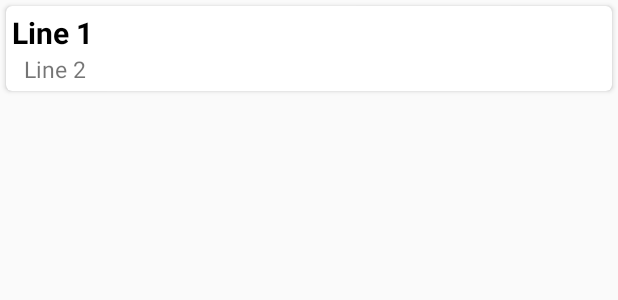
After one commit to jungeun960/ex, an Android app: the layout example_item.xml on its own in the app's theme, with its tools: preview values and no code run, on a phone screen of 412 x 824 dp. The commit adds this screen. Shown: the top 300 px of the screen. Run offline under Robolectric (Android 15) with nearby library versions, the phone set to English and light mode, and no system bars.

Commit message:
ArrayList SharedPreference 추가

```diff
--- a/app/build.gradle
+++ b/app/build.gradle
@@ -28,4 +28,6 @@ dependencies {
     androidTestImplementation 'androidx.test.ext:junit:1.1.1'
     androidTestImplementation 'androidx.test.espresso:espresso-core:3.2.0'
     implementation 'androidx.recyclerview:recyclerview:1.0.0'
+    implementation 'com.google.code.gson:gson:2.8.2'
+    implementation 'androidx.cardview:cardview:1.0.0'
 }
--- a/app/src/main/AndroidManifest.xml
+++ b/app/src/main/AndroidManifest.xml
@@ -13,7 +13,9 @@
         android:roundIcon="@mipmap/ic_launcher_round"
         android:supportsRtl="true"
         android:theme="@style/AppTheme">
-        <activity android:name=".SharedActivity"></activity>
+        <activity android:name=".ExampleItem"></activity>
+        <activity android:name=".Shared1Activity" />
+        <activity android:name=".SharedActivity" />
         <activity android:name=".ResultActivity" />
         <activity android:name=".RecycleView2Activity" />
         <activity android:name=".RecyclerViewActivity" />
--- a/app/src/main/java/com/example/ex/SharedActivity.java
+++ b/app/src/main/java/com/example/ex/SharedActivity.java
@@ -18,6 +18,7 @@ public class SharedActivity extends AppCompatActivity {
 
         et_save = (EditText)findViewById(R.id.et_save);
 
+        // 불러오기
         SharedPreferences sharedPreferences = getSharedPreferences(shared,0);
         String value = sharedPreferences.getString("hong",""); // 꺼내오는 것이기 때문에 빈칸
         et_save.setText(value);
--- a/app/src/main/res/layout/activity_main2.xml
+++ b/app/src/main/res/layout/activity_main2.xml
@@ -66,6 +66,12 @@
             android:layout_height="wrap_content"
             android:text="쉐어드" />
 
+        <Button
+            android:id="@+id/button9"
+            android:layout_width="match_parent"
+            android:layout_height="wrap_content"
+            android:text="arrayList shared" />
+
     </LinearLayout>
 
 </androidx.constraintlayout.widget.ConstraintLayout>
--- /dev/null
+++ b/app/src/main/res/layout/example_item.xml
@@ -0,0 +1,37 @@
+<?xml version="1.0" encoding="utf-8"?>
+<androidx.cardview.widget.CardView
+    xmlns:android="http://schemas.android.com/apk/res/android"
+    xmlns:app="http://schemas.android.com/apk/res-auto"
+    android:layout_width="match_parent"
+    android:layout_height="wrap_content"
+    android:layout_margin="4dp"
+    app:cardCornerRadius="4dp"
+    >
+
+    <RelativeLayout
+        android:layout_width="match_parent"
+        android:layout_height="match_parent"
+        android:layout_margin="4dp">
+
+        <TextView
+            android:id="@+id/textview_line1"
+            android:layout_width="wrap_content"
+            android:layout_height="wrap_content"
+            android:text="Line 1"
+            android:textColor="@android:color/black"
+            android:textSize="20sp"
+            android:textStyle="bold" />
+
+        <TextView
+            android:id="@+id/textview_line_2"
+            android:layout_width="wrap_content"
+            android:layout_height="wrap_content"
+            android:layout_below="@+id/textview_line1"
+            android:layout_marginStart="8dp"
+            android:text="Line 2"
+            android:textSize="15sp"
+            android:layout_marginLeft="8dp" />
+
+    </RelativeLayout>
+
+</androidx.cardview.widget.CardView>
```
Also changed, not shown: app/src/main/java/com/example/ex/ExampleAdapter.java (added, +49 -0 lines), app/src/main/java/com/example/ex/ExampleItem.java (added, +18 -0 lines), app/src/main/java/com/example/ex/Main2Activity.java (+9 -0 lines), app/src/main/java/com/example/ex/Shared1Activity.java (added, +84 -0 lines), app/src/main/res/layout/activity_shared1.xml (added, +49 -0 lines).
